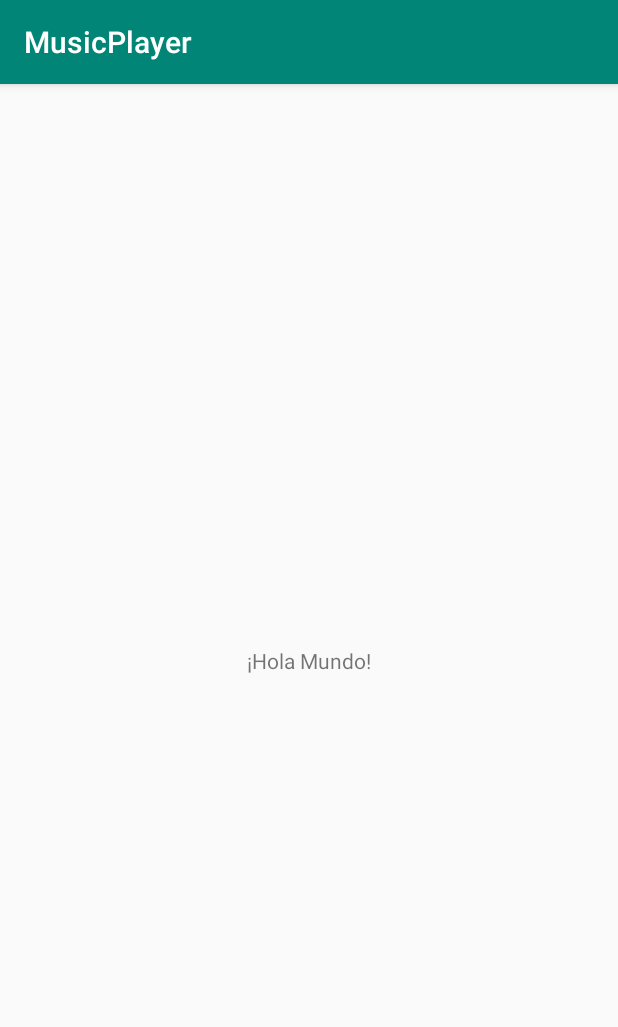
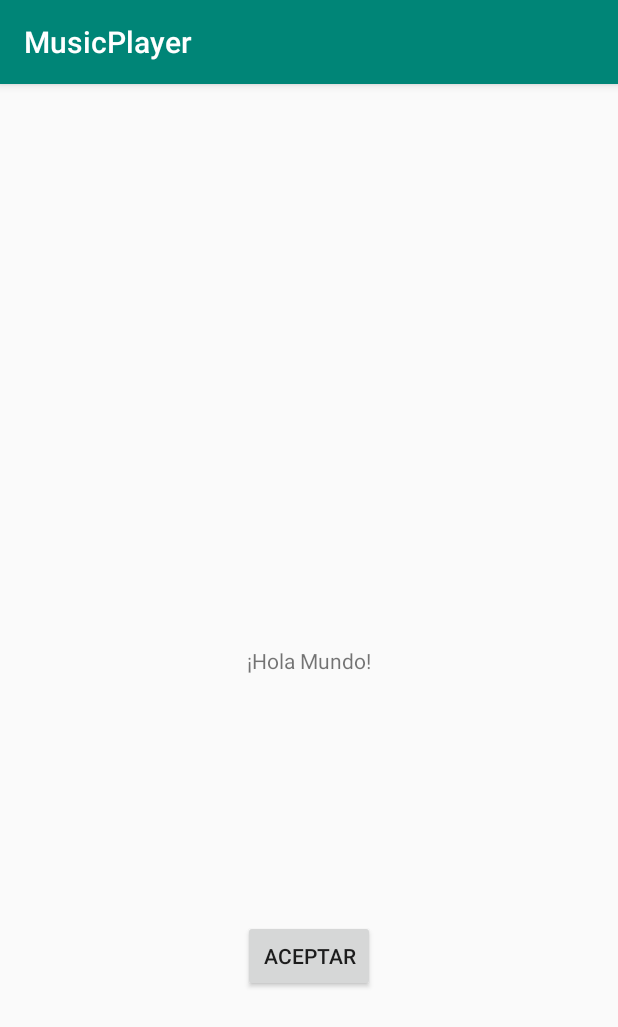
Before and after one commit to Dunloop26/MusicPlayer, an Android app: the screen it shows after launch (MainActivity), on a phone screen of 412 x 824 dp. Shown: the top 1027 px of the screen. Run offline under Robolectric (Android 15) with nearby library versions, the phone set to English and light mode, and no system bars.

```diff
--- a/app/src/main/AndroidManifest.xml
+++ b/app/src/main/AndroidManifest.xml
@@ -1,14 +1,15 @@
 <?xml version="1.0" encoding="utf-8"?>
 <manifest xmlns:android="http://schemas.android.com/apk/res/android"
     package="com.example.musicplayer" >
-
+    <uses-permission android:name="android.permission.READ_EXTERNAL_STORAGE"/>
     <application
         android:allowBackup="true"
-        android:icon="@mipmap/ic_launcher"
-        android:label="@string/app_name"
-        android:roundIcon="@mipmap/ic_launcher_round"
-        android:supportsRtl="true"
-        android:theme="@style/AppTheme" >
+    android:icon="@mipmap/ic_launcher"
+    android:label="@string/app_name"
+    android:roundIcon="@mipmap/ic_launcher_round"
+    android:supportsRtl="true"
+    android:theme="@style/AppTheme" >
+
         <activity android:name=".MainActivity" >
             <intent-filter>
                 <action android:name="android.intent.action.MAIN" />
--- a/app/src/main/res/layout/activity_main.xml
+++ b/app/src/main/res/layout/activity_main.xml
@@ -8,6 +8,7 @@
     tools:context=".MainActivity">
 
     <TextView
+        android:id="@+id/textView"
         android:layout_width="wrap_content"
         android:layout_height="wrap_content"
         android:text="¡Hola Mundo!"
@@ -16,4 +17,14 @@
         app:layout_constraintRight_toRightOf="parent"
         app:layout_constraintTop_toTopOf="parent" />
 
+    <Button
+        android:id="@+id/btnAceptar"
+        android:layout_width="wrap_content"
+        android:layout_height="wrap_content"
+        android:text="Aceptar"
+        app:layout_constraintBottom_toBottomOf="parent"
+        app:layout_constraintEnd_toEndOf="parent"
+        app:layout_constraintStart_toStartOf="parent"
+        app:layout_constraintTop_toBottomOf="@+id/textView" />
+
 </androidx.constraintlayout.widget.ConstraintLayout>
```
